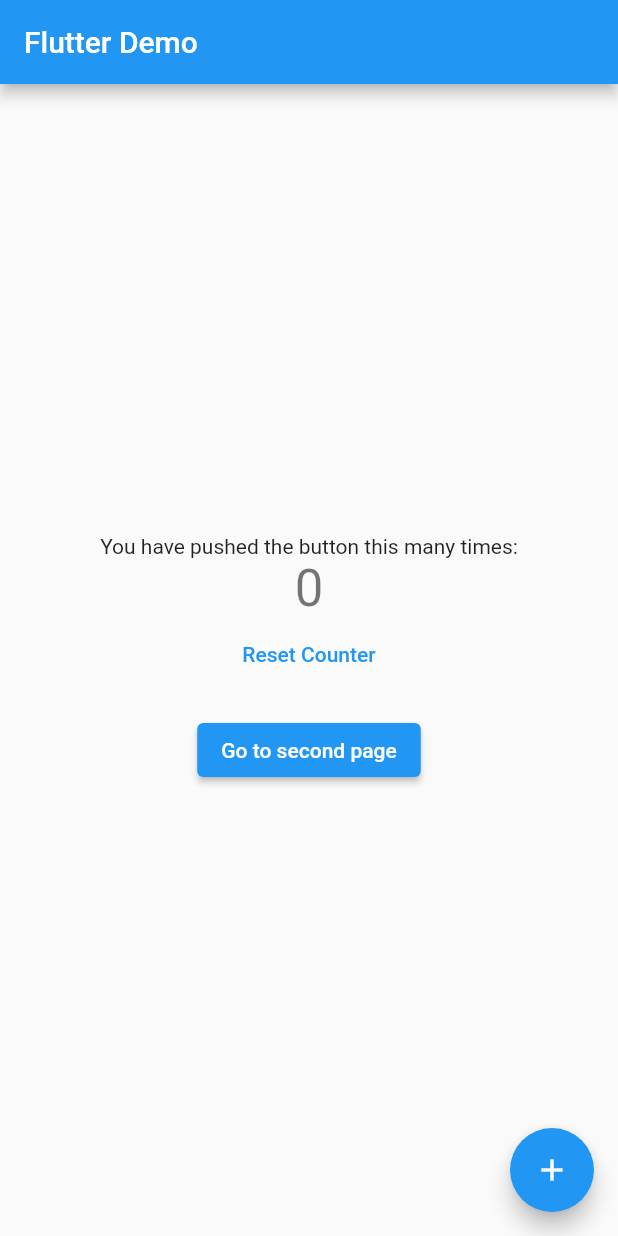
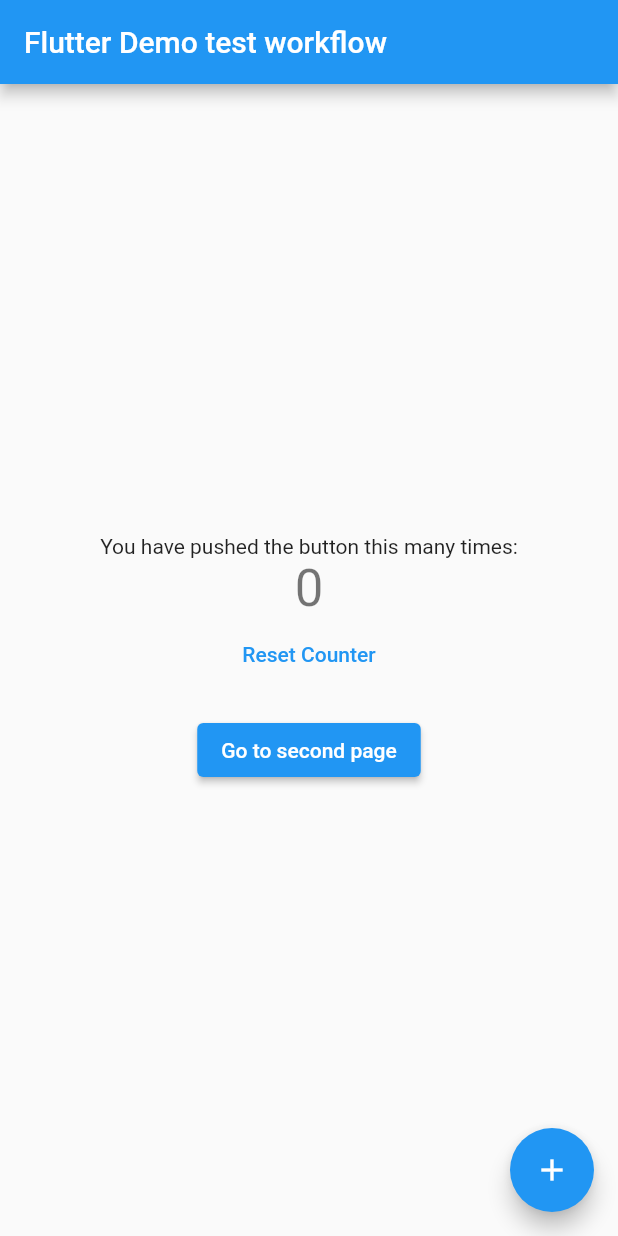
Before and after one commit to cantellir/flutter_code_coverage_minimum_github_action, a Flutter app: the screen it shows after launch, on a phone screen of 412 x 824 dp. Run offline on Flutter 3.47's test engine with Material 2 defaults, Android fonts, the phone set to English and light mode, and no system bars.

```diff
--- a/app/lib/main.dart
+++ b/app/lib/main.dart
@@ -15,7 +15,7 @@ class MyApp extends StatelessWidget {
       theme: ThemeData(
         primarySwatch: Colors.blue,
       ),
-      home: const MyHomePage(title: 'Flutter Demo'),
+      home: const MyHomePage(title: 'Flutter Demo test workflow'),
     );
   }
 }
```
Also changed, not shown: .github/workflows/test_cov.yaml.
